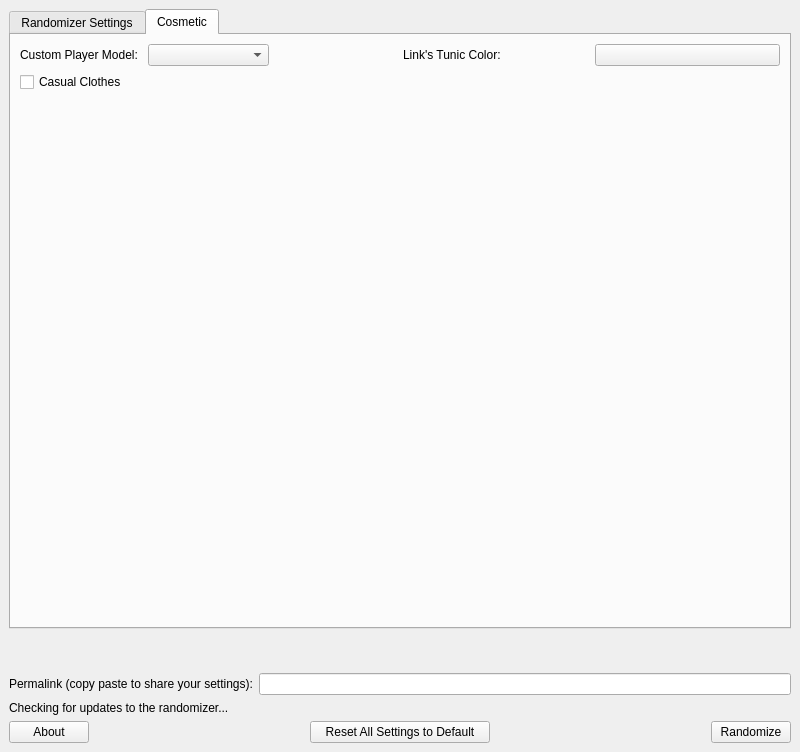
This is ui/randomizer_window.ui in LagoLunatic/wwrando as Qt 5 draws it before an edit. The edited form follows.
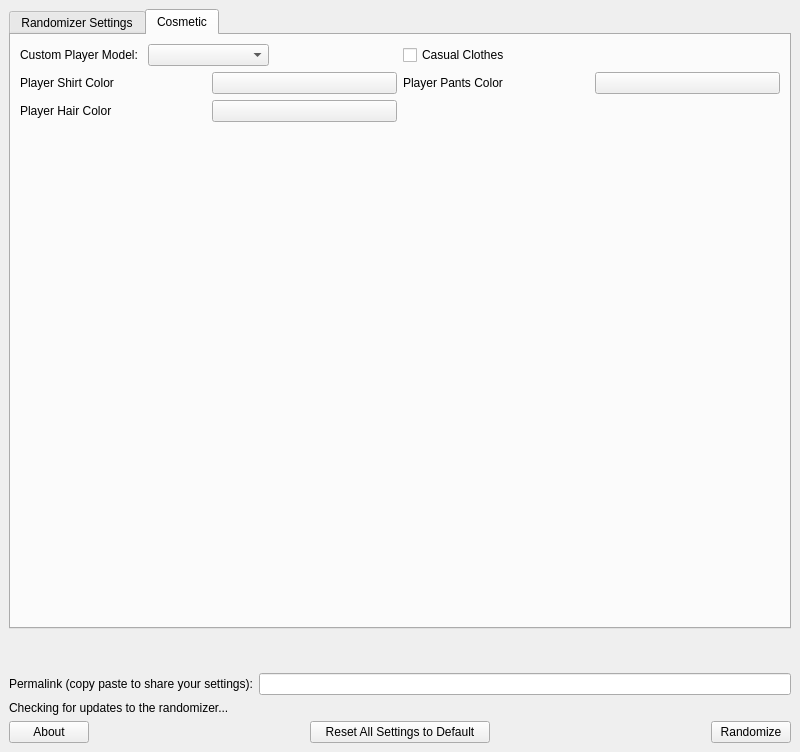
This is the edited form. The open tabs and pages were chosen to show the change.

Commit message: Support changing multiple different custom colors

What changed in the file:
```diff
--- a/ui/randomizer_window.ui
+++ b/ui/randomizer_window.ui
@@ -390,30 +390,66 @@
            </layout>
           </item>
           <item row="0" column="1">
-           <layout class="QHBoxLayout" name="horizontalLayout_5">
-            <item>
-             <widget class="QLabel" name="label_for_custom_tunic_color">
-              <property name="text">
-               <string>Link's Tunic Color:</string>
-              </property>
-             </widget>
-            </item>
-            <item>
-             <widget class="QPushButton" name="custom_tunic_color">
-              <property name="text">
-               <string/>
-              </property>
-             </widget>
-            </item>
-           </layout>
-          </item>
-          <item row="1" column="0">
            <widget class="QCheckBox" name="player_in_casual_clothes">
             <property name="text">
              <string>Casual Clothes</string>
             </property>
            </widget>
           </item>
+          <item row="1" column="0">
+           <layout class="QHBoxLayout" name="horizontalLayout_5">
+            <item>
+             <widget class="QLabel" name="label_for_player_shirt_color">
+              <property name="text">
+               <string>Player Shirt Color</string>
+              </property>
+             </widget>
+            </item>
+            <item>
+             <widget class="QPushButton" name="player_shirt_color">
+              <property name="text">
+               <string/>
+              </property>
+             </widget>
+            </item>
+           </layout>
+          </item>
+          <item row="1" column="1">
+           <layout class="QHBoxLayout" name="horizontalLayout_6">
+            <item>
+             <widget class="QLabel" name="label_for_player_pants_color">
+              <property name="text">
+               <string>Player Pants Color</string>
+              </property>
+             </widget>
+            </item>
+            <item>
+             <widget class="QPushButton" name="player_pants_color">
+              <property name="text">
+               <string/>
+              </property>
+             </widget>
+            </item>
+           </layout>
+          </item>
+          <item row="2" column="0">
+           <layout class="QHBoxLayout" name="horizontalLayout_12">
+            <item>
+             <widget class="QLabel" name="label_for_player_hair_color">
+              <property name="text">
+               <string>Player Hair Color</string>
+              </property>
+             </widget>
+            </item>
+            <item>
+             <widget class="QPushButton" name="player_hair_color">
+              <property name="text">
+               <string/>
+              </property>
+             </widget>
+            </item>
+           </layout>
+          </item>
          </layout>
         </item>
         <item>
```
The commit also changes 5 other files.
